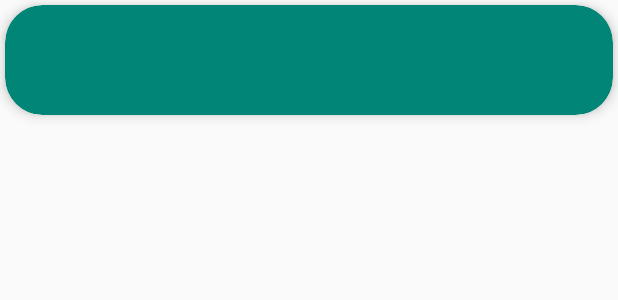
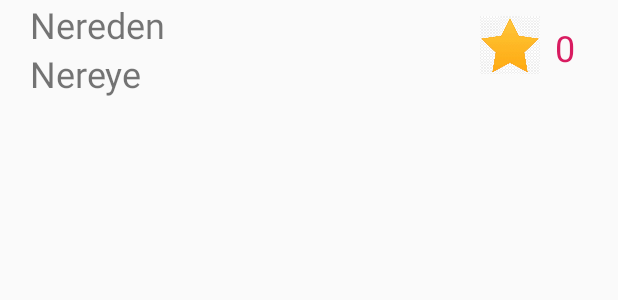
Before and after one commit to kucuk13/Public-Transport-System, an Android app: the layout row_all_requests.xml on its own in the app's theme, with its tools: preview values and no code run, on a phone screen of 412 x 824 dp. Shown: the top 300 px of the screen. Run offline under Robolectric (Android 15) with nearby library versions, the phone set to English and light mode, and no system bars.

Commit message:
Solving commit previous error.

```diff
--- a/app/src/main/res/layout/row_all_requests.xml
+++ b/app/src/main/res/layout/row_all_requests.xml
@@ -1,59 +1,44 @@
 <?xml version="1.0" encoding="utf-8"?>
-<androidx.cardview.widget.CardView xmlns:android="http://schemas.android.com/apk/res/android"
+<RelativeLayout xmlns:android="http://schemas.android.com/apk/res/android"
+    xmlns:app="http://schemas.android.com/apk/res-auto"
     android:layout_width="match_parent"
+    android:layout_height="match_parent"
+    android:contentDescription="@string/imgDescription">
+
+    <TextView
+        android:id="@+id/textViewWhereTo"
+        android:layout_width="wrap_content"
         android:layout_height="wrap_content"
-    xmlns:app="http://schemas.android.com/apk/res-auto"
-    app:cardBackgroundColor="@color/colorPrimary"
-    app:cardCornerRadius="25dp"
-    app:cardElevation="5dp"
-    android:layout_margin="3dp"
-    android:id="@+id/linear"
-    android:padding="5dp">
-
-    <LinearLayout
-        android:layout_width="match_parent"
-        android:layout_height="wrap_content"
-        android:orientation="horizontal">
-
-        <LinearLayout
-            android:layout_width="240dp"
-            android:layout_height="wrap_content"
-            android:orientation="vertical">
+        android:layout_marginStart="20dp"
+        android:text="@string/textViewWhereFrom"
+        android:textSize="24sp" />
 
     <TextView
         android:id="@+id/textViewWhereFrom"
-                android:layout_width="match_parent"
+        android:layout_width="wrap_content"
         android:layout_height="wrap_content"
-                android:padding="2dp"
-                android:textColor="@color/mr_cast_meta_default_text_color"
+        android:layout_below="@+id/textViewWhereTo"
+        android:layout_marginTop="0dp"
+        android:layout_marginStart="20dp"
+        android:text="@string/textViewWhereTo"
         android:textSize="24sp" />
-
-            <TextView
-                android:id="@+id/textViewWhereTo"
-                android:layout_width="match_parent"
-                android:layout_height="wrap_content"
-                android:contentDescription="@string/imgDescription"
-                android:padding="2dp"
-                android:textColor="@color/mr_cast_meta_default_text_color"
-                android:textSize="24sp" />
-        </LinearLayout>
 
     <ImageView
         android:id="@+id/imageViewStar"
-            android:layout_width="80dp"
-            android:layout_height="match_parent"
+        android:layout_width="40dp"
+        android:layout_height="40dp"
+        android:layout_marginStart="320dp"
+        android:layout_marginTop="10dp"
         android:contentDescription="@string/imgDescription"
-            android:padding="2dp" />
+        app:srcCompat="@drawable/star" />
 
     <TextView
         android:id="@+id/textViewNumber"
-            android:layout_width="90dp"
-            android:layout_height="match_parent"
-            android:padding="2dp"
-            android:textColor="@color/mr_cast_meta_default_text_color"
+        android:layout_width="wrap_content"
+        android:layout_height="wrap_content"
+        android:layout_marginStart="370dp"
+        android:layout_marginTop="15dp"
+        android:text="@string/textViewNumber"
+        android:textColor="@color/colorAccent"
         android:textSize="24sp" />
-
-    </LinearLayout>
-
-
-</androidx.cardview.widget.CardView>
+</RelativeLayout>
```
Also changed, not shown: app/src/main/java/com/example/project/AllRequestsActivity.java (+9 -20 lines), app/src/main/java/com/example/project/Request.java (+4 -4 lines), app/src/main/java/com/example/project/RequestAdapter.java (+29 -40 lines), app/src/main/res/layout/activity_all_requests.xml (+4 -5 lines). Lines whose indentation alone changed are shown as unchanged.
